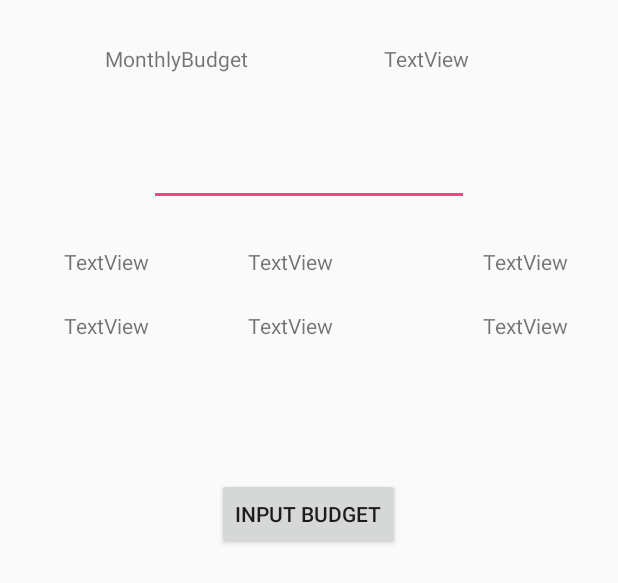
After one commit to Lander37/Grocery-Helper, an Android app: the layout activity_expenditure_main.xml on its own in the app's theme, with its tools: preview values and no code run, on a phone screen of 412 x 824 dp. The commit adds this screen. Shown: the top 583 px of the screen. Run offline under Robolectric (Android 15) with nearby library versions, the phone set to English and light mode, and no system bars.

Commit message:
Budget Calculator and Expenditure UIs updated

```diff
--- a/app/build.gradle
+++ b/app/build.gradle
@@ -26,8 +26,7 @@ dependencies {
     })
     compile 'com.android.support:appcompat-v7:25.0.1'
     compile 'com.android.support.constraint:constraint-layout:1.0.1'
-    compile 'com.android.support:design:25.0.1'
+    compile 'com.android.support:design:25.2.0'
+    compile 'com.google.android.gms:play-services-maps:10.2.0'
     testCompile 'junit:junit:4.12'
-    compile 'com.google.android.gms:play-services-maps:10.2.0'
-    compile 'com.android.support:design:25.2.0'
 }
--- a/app/src/main/AndroidManifest.xml
+++ b/app/src/main/AndroidManifest.xml
@@ -23,7 +23,9 @@
         <activity
             android:name=".CreateProfileActivity"
             android:label="@string/title_activity_create_profile"
-            android:theme="@style/AppTheme.NoActionBar"></activity>
+            android:theme="@style/AppTheme.NoActionBar" />
+        <activity android:name=".budget_calculator" />
+        <activity android:name=".expenditure_main"></activity>
     </application>
 
 </manifest>
--- a/app/src/main/java/com/example/myfirstapp/MainActivity.java
+++ b/app/src/main/java/com/example/myfirstapp/MainActivity.java
@@ -30,10 +30,4 @@ public class MainActivity extends AppCompatActivity {
         });
     }
 
-    private void launchActivity() {
-
-        Intent intent = new Intent(this, CreateProfileActivity.class);
-        startActivity(intent);
-    }
-
 }
--- /dev/null
+++ b/app/src/main/res/layout/activity_expenditure_main.xml
@@ -0,0 +1,108 @@
+
+<RelativeLayout xmlns:android="http://schemas.android.com/apk/res/android"
+    android:layout_width="match_parent"
+    android:layout_height="match_parent"
+    android:orientation="vertical"
+    android:padding="10dp">
+
+
+    <EditText
+        android:id="@+id/editText4"
+        android:layout_width="wrap_content"
+        android:layout_height="wrap_content"
+        android:ems="10"
+        android:inputType="date"
+        android:layout_marginTop="43dp"
+        android:layout_below="@+id/textView"
+        android:layout_centerHorizontal="true" />
+
+    <TextView
+        android:id="@+id/textView"
+        android:layout_width="wrap_content"
+        android:layout_height="wrap_content"
+        android:layout_marginTop="19dp"
+        android:text="MonthlyBudget"
+        android:layout_alignParentTop="true"
+        android:layout_alignParentLeft="true"
+        android:layout_alignParentStart="true"
+        android:layout_marginLeft="60dp"
+        android:layout_marginStart="60dp" />
+
+    <TextView
+        android:id="@+id/textView2"
+        android:layout_width="wrap_content"
+        android:layout_height="wrap_content"
+        android:layout_alignEnd="@+id/editText4"
+        android:layout_alignRight="@+id/editText4"
+        android:layout_alignTop="@+id/textView"
+        android:text="TextView" />
+
+    <TextView
+        android:id="@+id/textView3"
+        android:layout_width="wrap_content"
+        android:layout_height="wrap_content"
+        android:layout_marginTop="70dp"
+        android:text="TextView"
+        android:layout_below="@+id/editText4"
+        android:layout_toLeftOf="@+id/editText4"
+        android:layout_toStartOf="@+id/editText4" />
+
+    <TextView
+        android:id="@+id/textView4"
+        android:layout_width="wrap_content"
+        android:layout_height="wrap_content"
+        android:layout_alignBottom="@+id/textView3"
+        android:layout_toEndOf="@+id/textView"
+        android:layout_toRightOf="@+id/textView"
+        android:text="TextView" />
+
+    <TextView
+        android:id="@+id/textView5"
+        android:layout_width="wrap_content"
+        android:layout_height="wrap_content"
+        android:layout_alignBottom="@+id/textView4"
+        android:layout_alignParentEnd="true"
+        android:layout_alignParentRight="true"
+        android:layout_marginEnd="23dp"
+        android:layout_marginRight="23dp"
+        android:text="TextView" />
+
+    <Button
+        android:id="@+id/button2"
+        android:layout_width="wrap_content"
+        android:layout_height="wrap_content"
+        android:layout_marginTop="92dp"
+        android:onClick="goToBudgetCalculator"
+        android:text="Input Budget"
+        android:layout_below="@+id/textView4"
+        android:layout_centerHorizontal="true" />
+
+    <TextView
+        android:id="@+id/textView7"
+        android:layout_width="wrap_content"
+        android:layout_height="wrap_content"
+        android:layout_above="@+id/textView4"
+        android:layout_alignLeft="@+id/textView3"
+        android:layout_alignStart="@+id/textView3"
+        android:layout_marginBottom="23dp"
+        android:text="TextView" />
+
+    <TextView
+        android:id="@+id/textView8"
+        android:layout_width="wrap_content"
+        android:layout_height="wrap_content"
+        android:layout_alignBottom="@+id/textView7"
+        android:layout_alignLeft="@+id/textView4"
+        android:layout_alignStart="@+id/textView4"
+        android:text="TextView" />
+
+    <TextView
+        android:id="@+id/textView9"
+        android:layout_width="wrap_content"
+        android:layout_height="wrap_content"
+        android:layout_alignBottom="@+id/textView8"
+        android:layout_alignLeft="@+id/textView5"
+        android:layout_alignStart="@+id/textView5"
+        android:text="TextView" />
+
+</RelativeLayout>
```
Also changed, not shown: app/src/main/java/com/example/myfirstapp/budget_calculator.java (added, +19 -0 lines), app/src/main/java/com/example/myfirstapp/expenditure_main.java (added, +36 -0 lines), app/src/main/res/layout/budgetcalculator.xml (deleted, +0 -50 lines).
